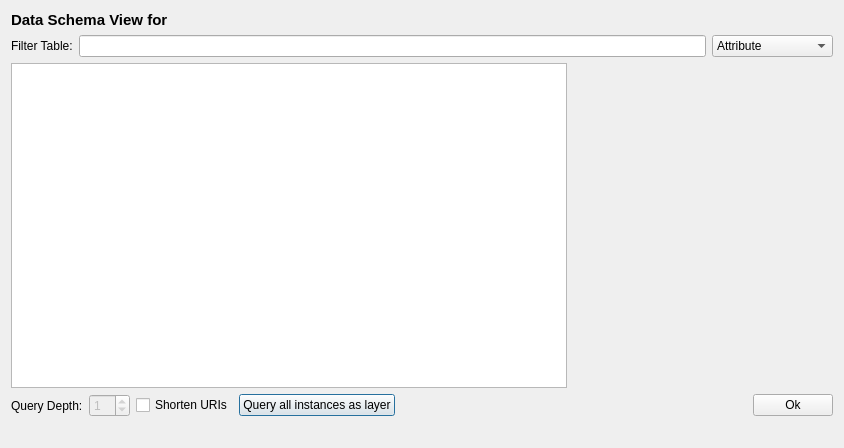
First picture: the form in dialogs/ui/dataschemadialog.ui, repository sparqlunicorn/sparqlunicornGoesGIS, before the edit.
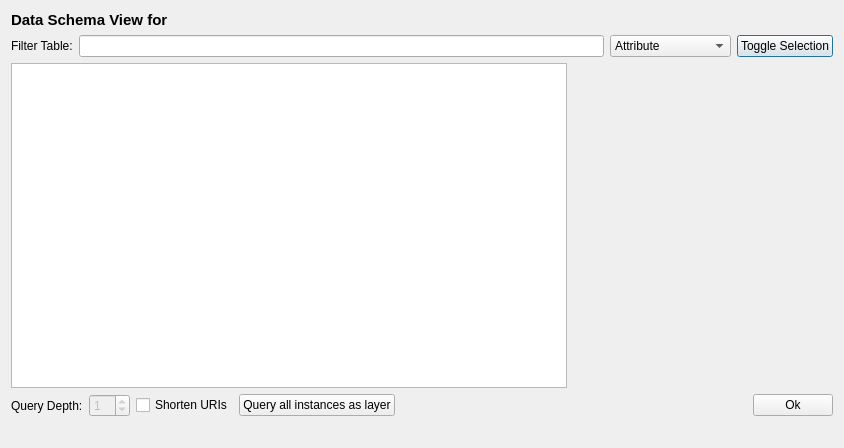
Second picture: the form after the edit. Custom widgets are drawn as their Qt base class.

Commit message: Added toggle selection button to data dialogs

```diff
--- a/dialogs/ui/dataschemadialog.ui
+++ b/dialogs/ui/dataschemadialog.ui
@@ -87,6 +87,13 @@
            </item>
           </widget>
          </item>
+         <item>
+          <widget class="QPushButton" name="toggleSelectionButton">
+           <property name="text">
+            <string>Toggle Selection</string>
+           </property>
+          </widget>
+         </item>
         </layout>
        </item>
        <item>
```
The commit also changes 3 other files.
